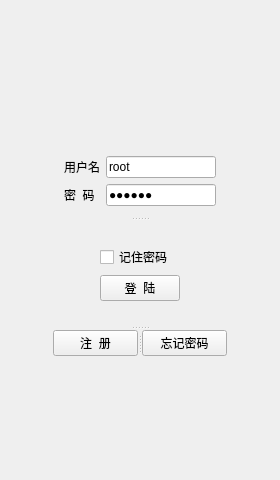
First picture: the form in login.ui, repository GhostsLYB/Client, before the edit.
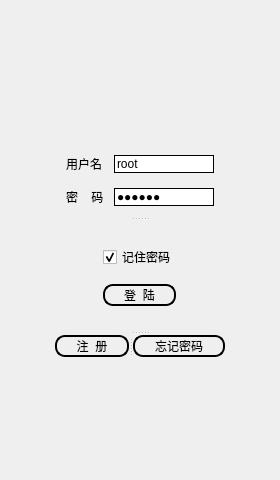
Second picture: the form after the edit.

Patch:
```diff
--- a/login.ui
+++ b/login.ui
@@ -22,6 +22,12 @@
       </property>
       <widget class="QWidget" name="layoutWidget">
        <layout class="QGridLayout" name="gridLayout">
+        <property name="horizontalSpacing">
+         <number>10</number>
+        </property>
+        <property name="verticalSpacing">
+         <number>15</number>
+        </property>
         <item row="0" column="0">
          <widget class="QLabel" name="label">
           <property name="text">
@@ -32,12 +38,16 @@
         <item row="1" column="0">
          <widget class="QLabel" name="label_2">
           <property name="text">
-           <string>密  码</string>
+           <string>密    码</string>
           </property>
          </widget>
         </item>
         <item row="1" column="1">
          <widget class="QLineEdit" name="le_passward">
+          <property name="styleSheet">
+           <string notr="true">border-radius:10px;
+border:1px solid;</string>
+          </property>
           <property name="text">
            <string>123456</string>
           </property>
@@ -48,6 +58,10 @@
         </item>
         <item row="0" column="1">
          <widget class="QLineEdit" name="le_username">
+          <property name="styleSheet">
+           <string notr="true">border-radius:10px;
+border:1px solid;</string>
+          </property>
           <property name="text">
            <string>root</string>
           </property>
@@ -57,6 +71,9 @@
       </widget>
       <widget class="QWidget" name="layoutWidget">
        <layout class="QGridLayout" name="gridLayout_2">
+        <property name="verticalSpacing">
+         <number>15</number>
+        </property>
         <item row="0" column="1">
          <spacer name="verticalSpacer_2">
           <property name="orientation">
@@ -88,6 +105,9 @@
           <property name="text">
            <string>记住密码</string>
           </property>
+          <property name="checked">
+           <bool>true</bool>
+          </property>
          </widget>
         </item>
         <item row="1" column="2" rowspan="2">
@@ -105,6 +125,10 @@
         </item>
         <item row="2" column="1">
          <widget class="QPushButton" name="btn_login">
+          <property name="styleSheet">
+           <string notr="true">border-radius:10px;
+border:2px solid;</string>
+          </property>
           <property name="text">
            <string>登  陆</string>
           </property>
@@ -130,11 +154,19 @@
         <enum>Qt::Horizontal</enum>
        </property>
        <widget class="QPushButton" name="btn_register">
+        <property name="styleSheet">
+         <string notr="true">border-radius:10px;
+border:2px solid;</string>
+        </property>
         <property name="text">
-         <string>注  册</string>
+         <string> 注  册 </string>
         </property>
        </widget>
        <widget class="QPushButton" name="btn_forgetpwd">
+        <property name="styleSheet">
+         <string notr="true">border-radius:10px;
+border:2px solid;</string>
+        </property>
         <property name="text">
          <string>忘记密码</string>
         </property>
```
Left out of the diff: 2 changed lines with no effect on the pictures.
